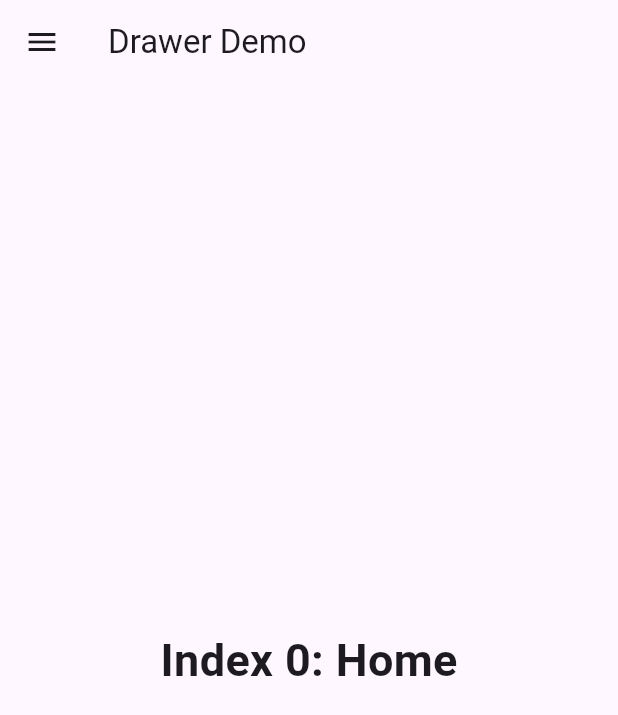
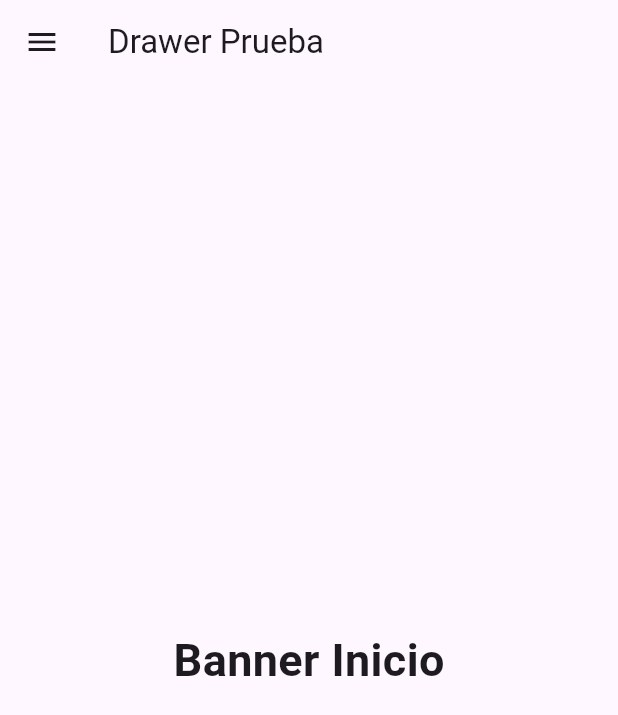
Before and after one commit to JoseRodri29/flutter_navegation_drawer, a Flutter app: the screen it shows after launch, on a phone screen of 412 x 824 dp. Shown: the top 715 px of the screen. Run offline on Flutter 3.47's test engine with Material 3 defaults, Android fonts, the phone set to English and light mode, and no system bars.

Commit message:
Actualizacion de idioma

```diff
--- a/lib/main.dart
+++ b/lib/main.dart
@@ -5,7 +5,7 @@ void main() => runApp(const MyApp());
 class MyApp extends StatelessWidget {
   const MyApp({super.key});
 
-  static const appTitle = 'Drawer Demo';
+  static const appTitle = 'Drawer Prueba';
 
   @override
   Widget build(BuildContext context) {
@@ -31,15 +31,15 @@ class _MyHomePageState extends State<MyHomePage> {
       TextStyle(fontSize: 30, fontWeight: FontWeight.bold);
   static const List<Widget> _widgetOptions = <Widget>[
     Text(
-      'Index 0: Home',
+      'Banner Inicio',
       style: optionStyle,
     ),
     Text(
-      'Index 1: Business',
+      'Banner Ajustes',
       style: optionStyle,
     ),
     Text(
-      'Index 2: School',
+      'Banner Acerca de...',
       style: optionStyle,
     ),
   ];
@@ -72,7 +72,7 @@ class _MyHomePageState extends State<MyHomePage> {
               child: Text('Drawer Header'),
             ),
             ListTile(
-              title: const Text('Home'),
+              title: const Text('Inicio'),
               selected: _selectedIndex == 0,
               onTap: () {
                 // Update the state of the app
@@ -82,7 +82,7 @@ class _MyHomePageState extends State<MyHomePage> {
               },
             ),
             ListTile(
-              title: const Text('Business'),
+              title: const Text('Ajustes'),
               selected: _selectedIndex == 1,
               onTap: () {
                 // Update the state of the app
@@ -92,7 +92,7 @@ class _MyHomePageState extends State<MyHomePage> {
               },
             ),
             ListTile(
-              title: const Text('School'),
+              title: const Text('Acerca de...'),
               selected: _selectedIndex == 2,
               onTap: () {
                 // Update the state of the app
```
